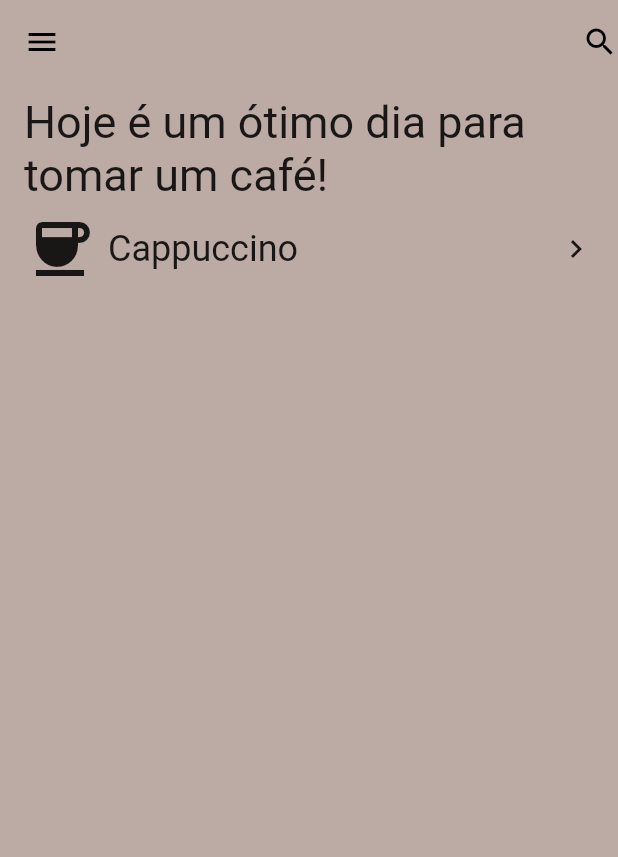
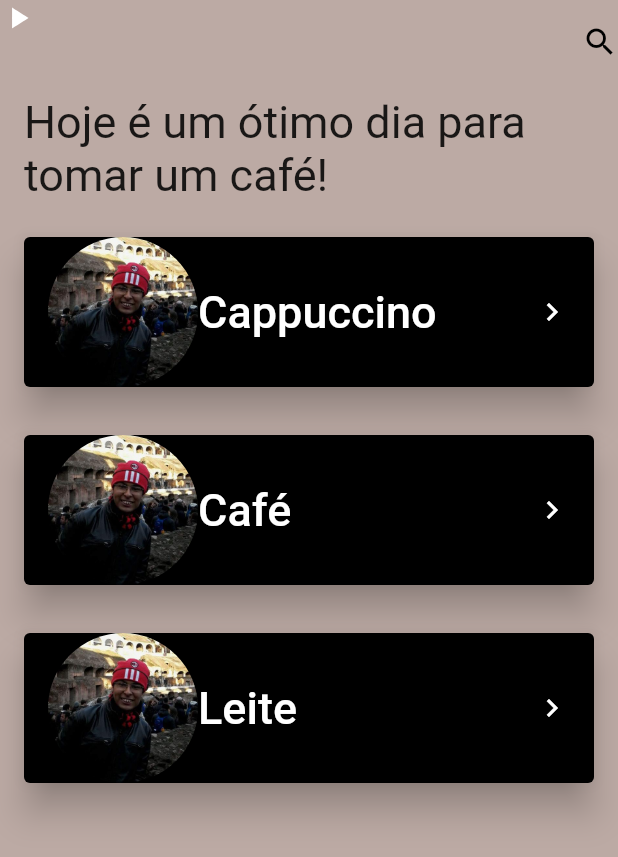
Before and after one commit to GabrielGodoy01/aulas_semana_2, a Flutter app: the screen it shows after launch, on a phone screen of 412 x 824 dp. Shown: the top 857 px of the screen. Run offline on Flutter 3.47's test engine with Material 2 defaults, Android fonts, the phone set to English and light mode, and no system bars; our stand-ins replace google_fonts; Roboto replaces fonts that are missing (Sacramento).

Commit message:
Segunda aula Flutter

```diff
--- /dev/null
+++ b/lib/modules/home/pages/home_page.dart
@@ -0,0 +1,90 @@
+import 'package:aulas_flutter/modules/home/widgets/coffee_shop_widget.dart';
+import 'package:flutter/material.dart';
+
+class HomePage extends StatefulWidget {
+  const HomePage({Key? key}) : super(key: key);
+
+  @override
+  State<HomePage> createState() => _HomePageState();
+}
+
+class _HomePageState extends State<HomePage>
+    with SingleTickerProviderStateMixin {
+  bool expanded = true;
+  late AnimationController controller;
+
+  @override
+  void initState() {
+    super.initState();
+    controller = AnimationController(
+      vsync: this,
+      duration: const Duration(milliseconds: 400),
+      reverseDuration: const Duration(milliseconds: 400),
+    );
+  }
+
+  @override
+  Widget build(BuildContext context) {
+    List<String> listString = ['Cappuccino', 'Café', 'Leite'];
+    return Scaffold(
+      backgroundColor: Colors.brown.shade200,
+      drawer: Drawer(
+          child: ListView(
+        children: const [
+          DrawerHeader(
+            decoration: BoxDecoration(
+              color: Colors.blue,
+            ),
+            child: Text('data'),
+          ),
+          Icon(Icons.abc),
+          Icon(Icons.abc),
+          Icon(Icons.abc),
+        ],
+      )),
+      appBar: AppBar(
+          elevation: 0,
+          actions: const [
+            Icon(Icons.search, color: Colors.black),
+          ],
+          leading: GestureDetector(
+            onTap: () {
+              setState(() {
+                expanded = !expanded;
+                expanded ? controller.forward() : controller.reverse();
+              });
+            },
+            child: AnimatedIcon(
+              icon: AnimatedIcons.play_pause,
+              progress: controller,
+            ),
+          )),
+      body: Padding(
+        padding: const EdgeInsets.symmetric(horizontal: 16),
+        child: Column(
+          children: [
+            const Padding(
+              padding: EdgeInsets.symmetric(vertical: 8),
+              child: Text(
+                'Hoje é um ótimo dia para tomar um café!',
+                style: TextStyle(fontSize: 30),
+              ),
+            ),
+            Expanded(
+              child: ListView.builder(
+                itemBuilder: (context, index) => Padding(
+                  padding: const EdgeInsets.symmetric(vertical: 16),
+                  child: CoffeeShopWidget(
+                    title: listString[index],
+                    pathImage: 'assets/images/ronaldinho.jpg',
+                  ),
+                ),
+                itemCount: 3,
+              ),
+            ),
+          ],
+        ),
+      ),
+    );
+  }
+}
--- /dev/null
+++ b/lib/modules/home/widgets/coffee_shop_widget.dart
@@ -0,0 +1,45 @@
+import 'package:flutter/material.dart';
+import 'package:google_fonts/google_fonts.dart';
+import '../../second/pages/second_page.dart';
+
+class CoffeeShopWidget extends StatelessWidget {
+  final String title;
+  final String pathImage;
+  const CoffeeShopWidget(
+      {Key? key, required this.title, required this.pathImage})
+      : super(key: key);
+
+  @override
+  Widget build(BuildContext context) {
+    return ElevatedButton(
+      style: ButtonStyle(
+          backgroundColor: MaterialStateProperty.all(Colors.black),
+          elevation: MaterialStateProperty.all(10)),
+      onPressed: () {
+        Navigator.push(context, MaterialPageRoute(
+          builder: (context) {
+            return const SecondPage();
+          },
+        ));
+      },
+      child: Row(
+        mainAxisAlignment: MainAxisAlignment.spaceBetween,
+        children: [
+          Row(
+            children: [
+              Container(
+                height: 100,
+                width: 100,
+                decoration: BoxDecoration(
+                    borderRadius: BorderRadius.circular(50),
+                    image: DecorationImage(image: AssetImage(pathImage))),
+              ),
+              Text(title, style: GoogleFonts.sacramento(fontSize: 30)),
+            ],
+          ),
+          const Icon(Icons.keyboard_arrow_right),
+        ],
+      ),
+    );
+  }
+}
--- a/lib/pages/home_page.dart
+++ /dev/null
@@ -1,35 +0,0 @@
-import 'package:aulas_flutter/widgets/coffee_shop_widget.dart';
-import 'package:flutter/material.dart';
-
-class HomePage extends StatelessWidget {
-  const HomePage({Key? key}) : super(key: key);
-
-  @override
-  Widget build(BuildContext context) {
-    return Scaffold(
-      backgroundColor: Colors.brown.shade200,
-      appBar: AppBar(
-        elevation: 0,
-        actions: const [
-          Icon(Icons.search, color: Colors.black),
-        ],
-        leading: const Icon(Icons.menu, color: Colors.black),
-      ),
-      body: Padding(
-        padding: const EdgeInsets.symmetric(horizontal: 16),
-        child: ListView(
-          children: const [
-            Padding(
-              padding: EdgeInsets.symmetric(vertical: 8),
-              child: Text(
-                'Hoje é um ótimo dia para tomar um café!',
-                style: TextStyle(fontSize: 30),
-              ),
-            ),
-            CoffeeShopWidget(),
-          ],
-        ),
-      ),
-    );
-  }
-}
--- a/lib/primeiro_app.dart
+++ b/lib/primeiro_app.dart
@@ -1,4 +1,4 @@
-import 'package:aulas_flutter/pages/home_page.dart';
+import 'package:aulas_flutter/modules/home/pages/home_page.dart';
 import 'package:flutter/material.dart';
 
 class PrimeiroApp extends StatelessWidget {
--- a/lib/widgets/coffee_shop_widget.dart
+++ /dev/null
@@ -1,30 +0,0 @@
-import 'package:flutter/material.dart';
-
-class CoffeeShopWidget extends StatelessWidget {
-  const CoffeeShopWidget({Key? key}) : super(key: key);
-
-  @override
-  Widget build(BuildContext context) {
-    return Row(
-      mainAxisAlignment: MainAxisAlignment.spaceBetween,
-      children: [
-        Row(
-          children: const [
-            Padding(
-              padding: EdgeInsets.only(right: 8),
-              child: Icon(
-                Icons.coffee,
-                size: 48,
-              ),
-            ),
-            Text(
-              'Cappuccino',
-              style: TextStyle(fontSize: 24),
-            ),
-          ],
-        ),
-        const Icon(Icons.keyboard_arrow_right),
-      ],
-    );
-  }
-}
--- a/pubspec.yaml
+++ b/pubspec.yaml
@@ -34,6 +34,7 @@ dependencies:
   # The following adds the Cupertino Icons font to your application.
   # Use with the CupertinoIcons class for iOS style icons.
   cupertino_icons: ^1.0.2
+  google_fonts: ^2.0.0
 
 dev_dependencies:
   flutter_test:
@@ -58,9 +59,8 @@ flutter:
   uses-material-design: true
 
   # To add assets to your application, add an assets section, like this:
-  # assets:
-  #   - images/a_dot_burr.jpeg
-  #   - images/a_dot_ham.jpeg
+  assets:
+    - assets/images/
 
   # An image asset can refer to one or more resolution-specific "variants", see
   # https://flutter.dev/assets-and-images/#resolution-aware.
```
Also changed, not shown: lib/modules/second/pages/second_page.dart (added, +41 -0 lines), lib/modules/second/widgets/icon_button_second_widget.dart (added, +19 -0 lines), revisão.txt (added, +13 -0 lines), assets/images/ronaldinho.jpg (added), pubspec.lock.
